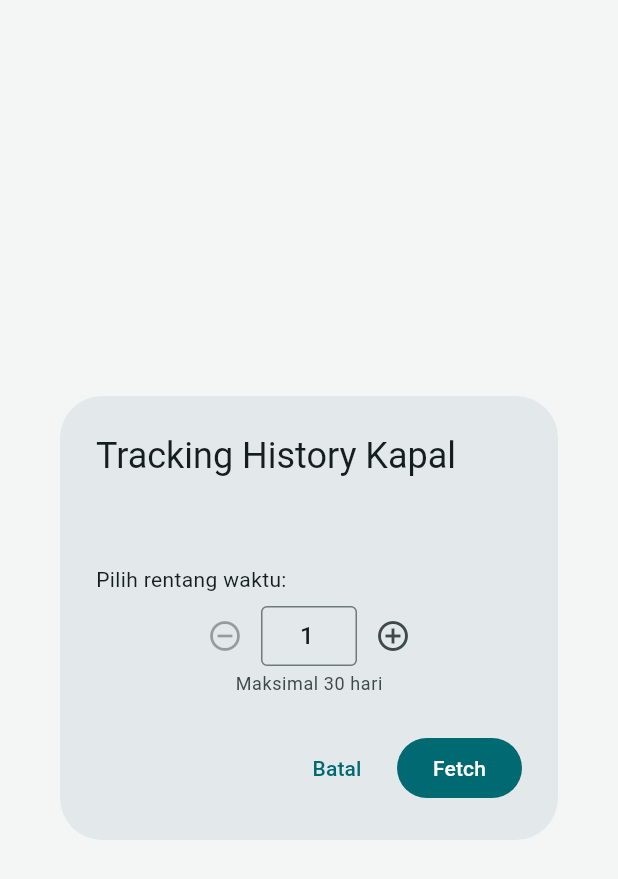
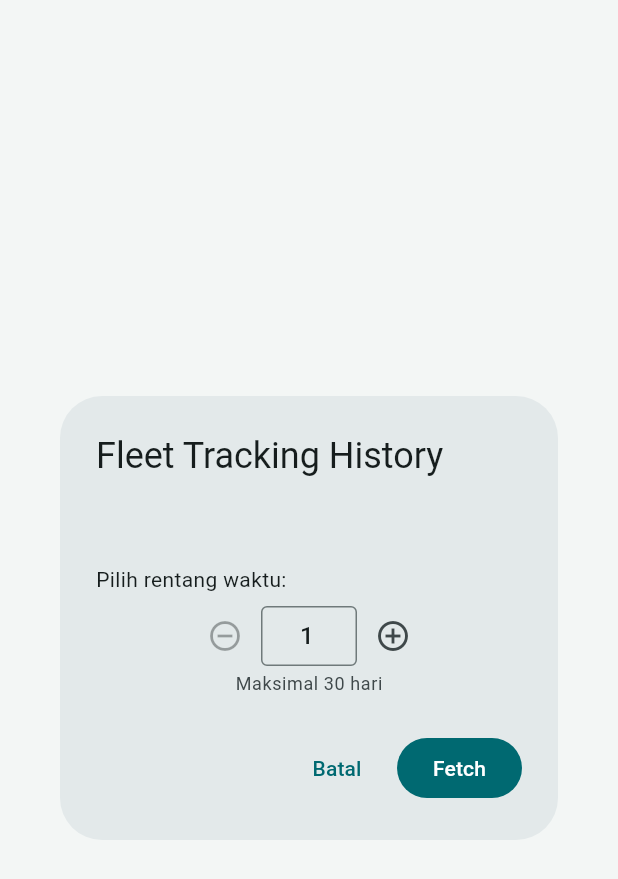
Before and after one commit to rafi300604/KAWAL_GPS-TRACKER-APP, a Flutter app: the TrackingHistoryDialog widget shown alone on an empty page, opened directly with empty values, on a phone screen of 412 x 824 dp. Shown: the top 879 px of the screen. Run offline on Flutter 3.47's test engine with Material 3 defaults, Android fonts, the phone set to English and light mode, and no system bars; our stand-ins replace flutter_map, latlong2, share_plus, shared_preferences; missing offline and left inert: excel; accounts and stored records are empty; network calls fail.

Commit message:
Rename tracking history dialog title to "Fleet Tracking History"
Only user-visible occurrence of "Tracking History Kapal" was this
AlertDialog title; the two remaining hits for that string elsewhere in
the codebase are code comments referencing the reference Vue app's
actual file name (TrackingHistoryKapal.vue) and were left untouched
since they describe a historical fact, not UI text.

Co-Authored-By: Claude Sonnet 5 <noreply@anthropic.com>
Claude-Session: https://claude.ai/code/session_01Hw8mC3RjKcXBpL78RbeVTU

```diff
--- a/lib/screens/widgets/tracking_history_dialog.dart
+++ b/lib/screens/widgets/tracking_history_dialog.dart
@@ -90,7 +90,7 @@ class _TrackingHistoryDialogState extends State<TrackingHistoryDialog> {
   @override
   Widget build(BuildContext context) {
     return AlertDialog(
-      title: const Text('Tracking History Kapal'),
+      title: const Text('Fleet Tracking History'),
       content: SizedBox(
         width: 360,
         child: Column(
```
